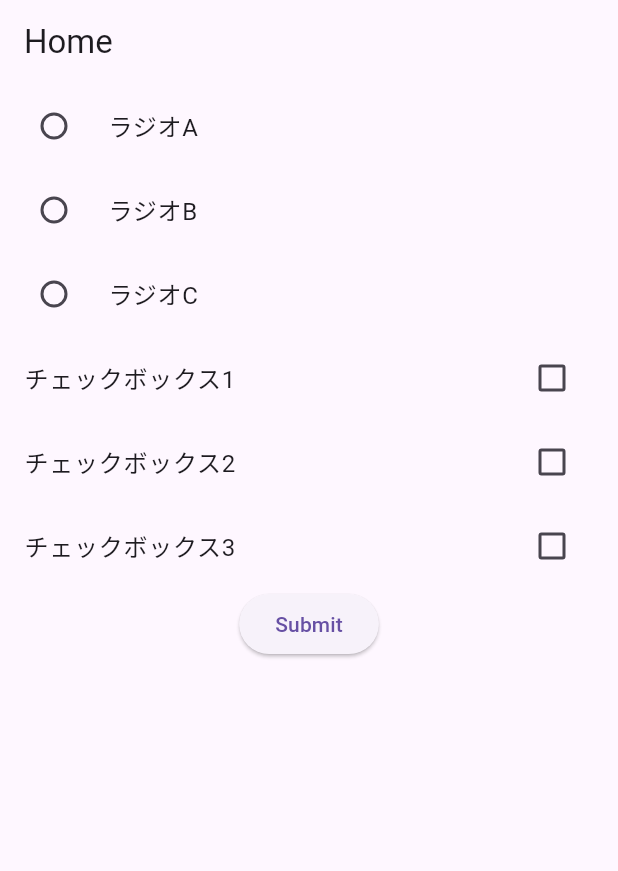
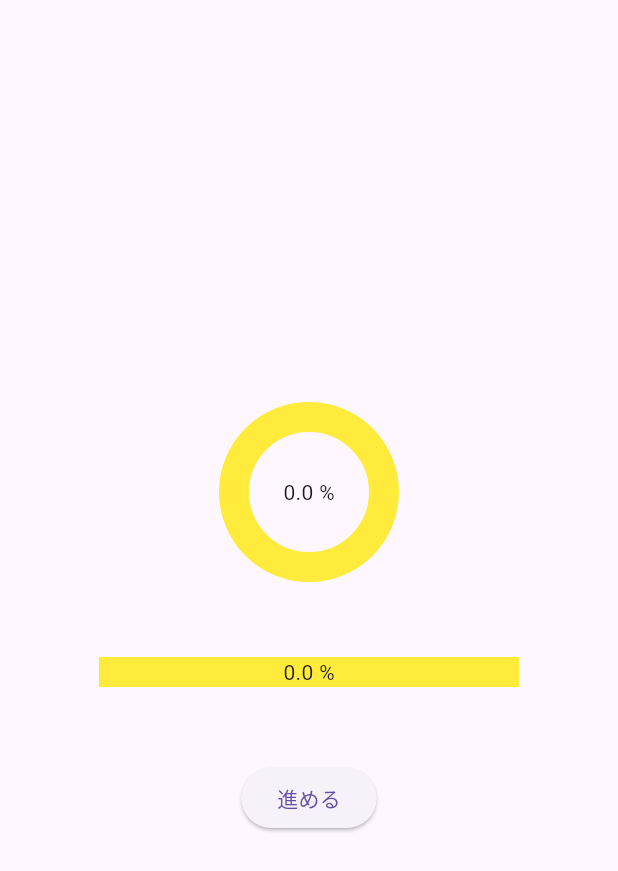
Before and after one commit to SwiftShimizu/FlutterApp, a Flutter app: the screen it shows after launch, on a phone screen of 412 x 824 dp. Shown: the top 871 px of the screen. Run offline on Flutter 3.47's test engine with Material 3 defaults, Android fonts, the phone set to English and light mode, and no system bars; drawn by our look-alikes of percent_indicator; our stand-ins replace flutter_riverpod, go_router.

Commit message:
プログレスバー対応

```diff
--- a/lib/main.dart
+++ b/lib/main.dart
@@ -1,109 +1,71 @@
 import 'package:flutter/material.dart';
 import 'package:flutter_riverpod/flutter_riverpod.dart';
-import 'package:riverpod/riverpod.dart';
+import 'package:percent_indicator/circular_percent_indicator.dart';
+import 'package:percent_indicator/linear_percent_indicator.dart';
 
 void main() {
-  runApp(const ProviderScope(
-    child: MyApp(),
-  ));
+  const app = MaterialApp(
+    home: const Home(),
+  );
+  const scope = ProviderScope(child: app);
+  runApp(scope);
 }
 
-class MyApp extends StatelessWidget {
-  const MyApp({super.key});
-
-  @override
-  Widget build(BuildContext context) {
-    return const MaterialApp(
-      home: Home(),
-    );
-  }
-}
-
-// 選ばれたラジオボタンの ID を保持する Provider
-final radioIdProvider = StateProvider<String?>((ref) => null);
-
-// 選ばれたチェックボックスのIDたちを保持する Provider
-final checkedIdsProvider = StateProvider<Set<String>>((ref) => {});
+// どれくらい進んだかを表示する　パーセント
+final percentProvider = StateProvider((ref) {
+  return 0.00;
+});
 
 class Home extends ConsumerWidget {
   const Home({super.key});
 
   @override
   Widget build(BuildContext context, WidgetRef ref) {
-    // ラジオボタンIDに合わせて画面を変化させる
-    final radioId = ref.watch(radioIdProvider);
-    // チェックボックスのIDたちに合わせて画面を変化させる
-    final checkedIds = ref.watch(checkedIdsProvider);
+    final percent = ref.watch(percentProvider);
 
-    // ラジオボタンを押された時の処理
-    void onRadioChanged(String? id) {
-      ref.read(radioIdProvider.notifier).state = id;
-    }
+    final circular = CircularPercentIndicator(
+      percent: percent,
+      backgroundColor: Colors.yellow,
+      progressColor: Colors.green,
+      radius: 60,
+      lineWidth: 20,
+      center: Text('${percent * 100} %'),
+      animation: true,
+      animateFromLastPercent: true,
+      animationDuration: 200,
+    );
 
-    // チェックボックスを押された時の処理
-    void onChangedCheckbox(String id) {
-      final newSet = Set.of(checkedIds);
-      if (newSet.contains(id)) {
-        newSet.remove(id);
-      } else {
-        newSet.add(id);
-      }
-      ref.read(checkedIdsProvider.notifier).state = newSet;
-    }
+    final linear = LinearPercentIndicator(
+      percent: percent,
+      backgroundColor: Colors.yellow,
+      progressColor: Colors.green,
+      lineHeight: 20,
+      alignment: MainAxisAlignment.center,
+      width: 300,
+      animation: true,
+      animateFromLastPercent: true,
+      animationDuration: 200,
+      center: Text('${percent * 100} %'),
+    );
+
+    final button = ElevatedButton(
+      onPressed: () {
+        ref.read(percentProvider.notifier).state += 0.1;
+      },
+      child: const Text('進める'),
+    );
 
     final col = Column(
+      mainAxisAlignment: MainAxisAlignment.center,
       children: [
-        // ラジオボタングループ
-        RadioListTile(
-          groupValue: radioId,
-          onChanged: onRadioChanged,
-          value: 'A',
-          title: const Text('ラジオA'),
-        ),
-        RadioListTile(
-          groupValue: radioId,
-          onChanged: onRadioChanged,
-          value: 'B',
-          title: const Text('ラジオB'),
-        ),
-        RadioListTile(
-          groupValue: radioId,
-          onChanged: onRadioChanged,
-          value: 'C',
-          title: const Text('ラジオC'),
-        ),
-
-        // チェックボックスグループ
-        CheckboxListTile(
-          onChanged: (value) => onChangedCheckbox('1'),
-          title: const Text('チェックボックス1'),
-          value: checkedIds.contains('1'),
-        ),
-        CheckboxListTile(
-          onChanged: (value) => onChangedCheckbox('2'),
-          title: const Text('チェックボックス2'),
-          value: checkedIds.contains('2'),
-        ),
-        CheckboxListTile(
-          onChanged: (value) => onChangedCheckbox('3'),
-          title: const Text('チェックボックス3'),
-          value: checkedIds.contains('3'),
-        ),
-
-        ElevatedButton(
-          onPressed: () {
-            debugPrint('ラジオボタンの値: $radioId');
-            debugPrint('チェックボックスの値: $checkedIds');
-          },
-          child: const Text('Submit'),
-        ),
+        circular,
+        const SizedBox(height: 50),
+        linear,
+        const SizedBox(height: 50),
+        button,
       ],
     );
-    return Scaffold(
-      appBar: AppBar(
-        title: const Text('Home'),
-      ),
-      body: Center(child: col),
-    );
+
+    return Scaffold(body: col);
   }
 }
--- a/pubspec.yaml
+++ b/pubspec.yaml
@@ -9,6 +9,7 @@ environment:
   sdk: ^3.5.4
 
 dependencies:
+  percent_indicator:
   go_router:
   flutter_riverpod:
   flutter:
```
Also changed, not shown: pubspec.lock.
